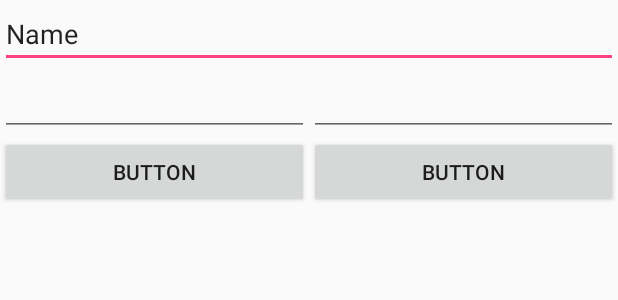
After one commit to krstruzz/Android_Budgeting, an Android app: the layout activity_expense.xml on its own in the app's theme, with its tools: preview values and no code run, on a phone screen of 412 x 824 dp. The commit adds this screen. Shown: the top 300 px of the screen. Run offline under Robolectric (Android 15) with nearby library versions, the phone set to English and light mode, and no system bars.

Commit message:
Started layouts

```diff
--- /dev/null
+++ b/app/src/main/res/drawable/item_expense.xml
@@ -0,0 +1,4 @@
+<?xml version="1.0" encoding="utf-8"?>
+<selector xmlns:android="http://schemas.android.com/apk/res/android">
+
+</selector>
--- /dev/null
+++ b/app/src/main/res/layout/activity_expense.xml
@@ -0,0 +1,58 @@
+<?xml version="1.0" encoding="utf-8"?>
+<LinearLayout xmlns:android="http://schemas.android.com/apk/res/android"
+    android:orientation="vertical" android:layout_width="match_parent"
+    android:layout_height="match_parent">
+
+    <EditText
+        android:id="@+id/editText"
+        android:layout_width="match_parent"
+        android:layout_height="wrap_content"
+        android:ems="10"
+        android:inputType="textPersonName"
+        android:text="Name" />
+
+    <LinearLayout
+        android:layout_width="match_parent"
+        android:layout_height="wrap_content"
+        android:orientation="horizontal">
+
+        <EditText
+            android:id="@+id/editText2"
+            android:layout_width="wrap_content"
+            android:layout_height="wrap_content"
+            android:layout_weight="1"
+            android:ems="10"
+            android:inputType="date" />
+
+        <EditText
+            android:id="@+id/editText3"
+            android:layout_width="wrap_content"
+            android:layout_height="wrap_content"
+            android:layout_weight="1"
+            android:ems="10"
+            android:inputType="numberDecimal" />
+
+    </LinearLayout>
+
+    <LinearLayout
+        android:layout_width="match_parent"
+        android:layout_height="wrap_content"
+        android:layout_weight="1"
+        android:orientation="horizontal">
+
+        <Button
+            android:id="@+id/button2"
+            android:layout_width="wrap_content"
+            android:layout_height="wrap_content"
+            android:layout_weight="1"
+            android:text="Button" />
+
+        <Button
+            android:id="@+id/button3"
+            android:layout_width="wrap_content"
+            android:layout_height="wrap_content"
+            android:layout_weight="1"
+            android:text="Button" />
+    </LinearLayout>
+
+</LinearLayout>
--- a/app/src/main/res/values/colors.xml
+++ b/app/src/main/res/values/colors.xml
@@ -1,6 +1,6 @@
 <?xml version="1.0" encoding="utf-8"?>
 <resources>
     <color name="colorPrimary">#3F51B5</color>
-    <color name="colorPrimaryDark">#303F9F</color>
+    <color name="colorPrimaryDark">#303f9f</color>
     <color name="colorAccent">#FF4081</color>
 </resources>
--- a/app/src/main/res/values/strings.xml
+++ b/app/src/main/res/values/strings.xml
@@ -1,3 +1,7 @@
 <resources>
     <string name="app_name">Budgeting</string>
+    <string name="add">Add</string>
+    <string name="edit">Edit</string>
+    <string name="delete">Delete</string>
+    <string name="save">Save</string>
 </resources>
--- a/build.gradle
+++ b/build.gradle
@@ -6,7 +6,7 @@ buildscript {
         jcenter()
     }
     dependencies {
-        classpath 'com.android.tools.build:gradle:2.3.3'
+        classpath 'com.android.tools.build:gradle:3.0.0-beta2'
         classpath "org.jetbrains.kotlin:kotlin-gradle-plugin:$kotlin_version"
 
         // NOTE: Do not place your application dependencies here; they belong
```
Also changed, not shown: app/src/main/java/com/struzzwebsolutions/budgeting/AddExpense.kt (added, +36 -0 lines), app/src/main/res/layout/activity_add_expense.xml (+65 -4 lines), app/src/main/res/layout/activity_listview_expenses.xml (added, +9 -0 lines), gradle/wrapper/gradle-wrapper.properties.
